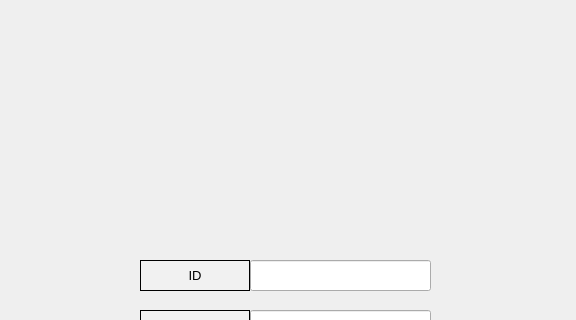
The window that src/pages/main/login.ui (DY-Microfinance-Customer-Management/dymf-algorithm) describes before a commit, drawn with Qt 5; both pictures show x 0 to 576 and y 0 to 320 of the 576 by 532 pixel window.
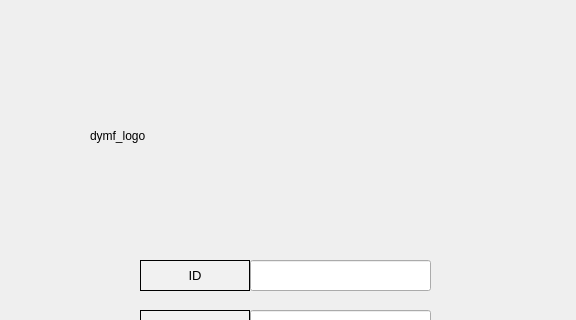
The same window after the commit. Icons and pictures are not drawn.

What changed in the file:
```diff
--- a/src/pages/main/login.ui
+++ b/src/pages/main/login.ui
@@ -59,7 +59,7 @@
     <string notr="true">background-image: url(src/pages/main/dymf_logo.png);</string>
    </property>
    <property name="text">
-    <string/>
+    <string>dymf_logo</string>
    </property>
    <property name="scaledContents">
     <bool>true</bool>
```
Left out of the diff: 5 changed lines with no effect on the pictures.
